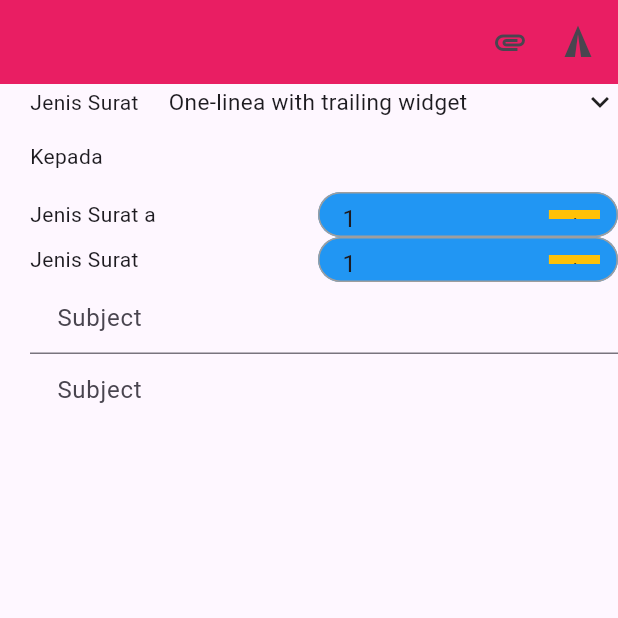
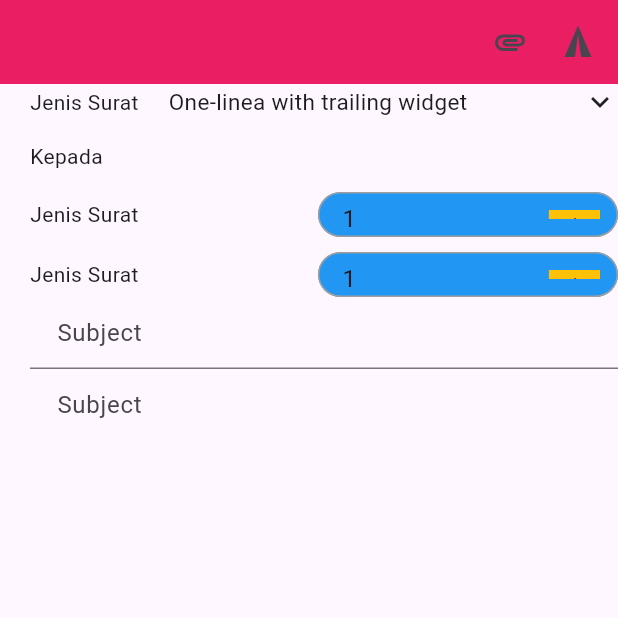
Before and after one commit to Christian-Tiovanto/FE-FlutterProject, a Flutter app: the screen it shows after launch, on a phone screen of 412 x 824 dp, the top half of it. Run offline on Flutter 3.47's test engine with Material 3 defaults, Android fonts, the phone set to English and light mode, and no system bars.

```diff
--- a/project/lib/tian/PengajuanSuratWidget/searchUserWidget.dart
+++ b/project/lib/tian/PengajuanSuratWidget/searchUserWidget.dart
@@ -79,12 +79,15 @@ class _SearchUserWidgetState extends State<SearchUserWidget> {
             replacement: Column(
               children: [
                 ContainerKolomPengajuanSuratWidget(
-                  firstPart: Text("Jenis Surat a"),
+                  firstPart: Text("Jenis Surat"),
                   thirdPart: DropdownMenuExample(
                     listData: ['1', '2', '3'],
                   ),
                   containerPadding:
                       PaddingLeftAndRight(leftPadding: 0, rightPadding: 0),
+                ),
+                SizedBox(
+                  height: 10,
                 ),
                 ContainerKolomPengajuanSuratWidget(
                   firstPart: Text("Jenis Surat"),
```
Also changed, not shown: project/lib/tian/PengajuanSurat.dart (+0 -11 lines), 1 other file.
